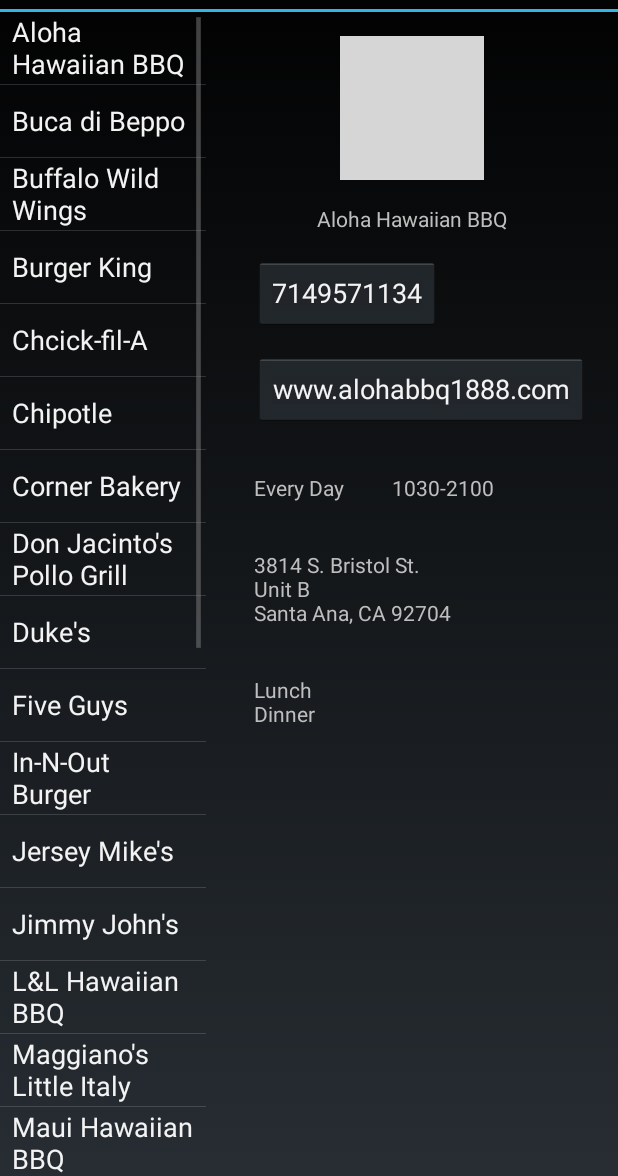
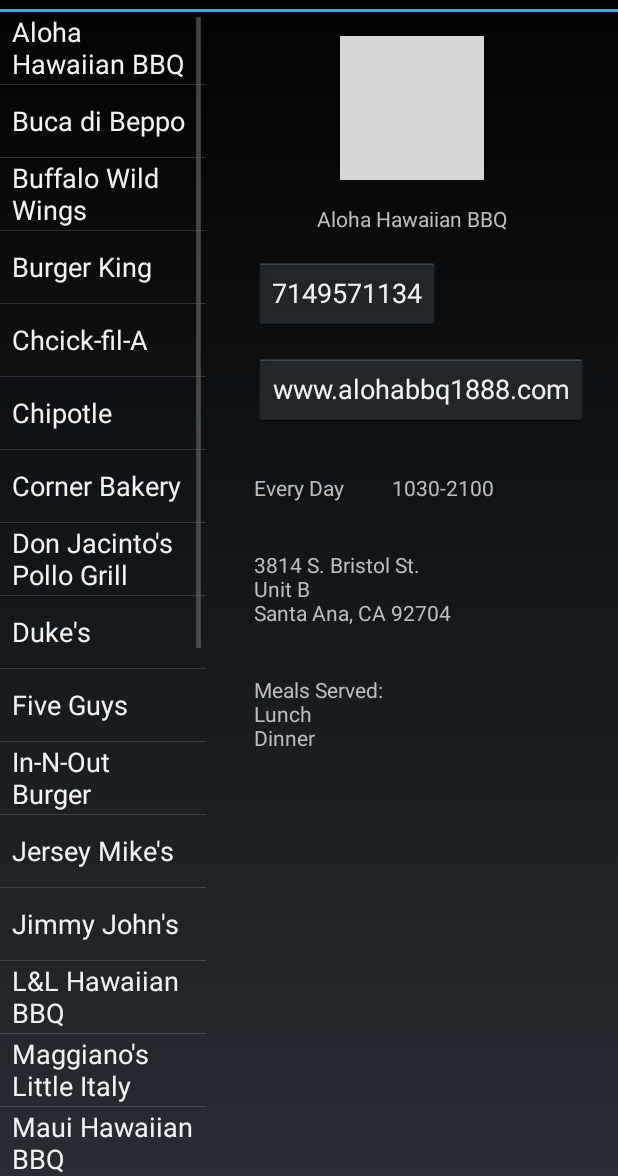
Before and after one commit to Asce21/WhereToEat_Android, an Android app: the RestaurantListActivity screen opened directly, with no data from a screen before it, after a tap on "Aloha Hawaiian BBQ", on a phone screen of 412 x 824 dp, the part 60-1236 px from its top. Run offline under Robolectric (Android 15) with nearby library versions, the phone set to English and light mode, and no system bars; grey boxes are pictures that could not be loaded.

Commit message:
changes_2021-01-22_p2
RestaurantListActivity
o added a title for the layout object mealsServed
--- It is in the string mealsS

```diff
--- a/Where_to_Eat/app/src/main/java/com/example/wheretoeat/RestaurantListActivity.java
+++ b/Where_to_Eat/app/src/main/java/com/example/wheretoeat/RestaurantListActivity.java
@@ -100,14 +100,15 @@ public class RestaurantListActivity extends FragmentActivity implements Restaura
                 startActivity(intent3);
             }//End of method onClick
         });//End of btnURL.setOnClickListener
+
+
     }//End of method onCreate
 
-
-/*
     @Override
     protected void onStart() {
         super.onStart();
 
+        /*
         //SQLiteDatabase wteDatabase = openOrCreateDatabase("wte_database", MODE_PRIVATE, null);
         orientation = getResources().getConfiguration().orientation;
         manager = new FragmentActivity().getSupportFragmentManager();
@@ -117,8 +118,8 @@ public class RestaurantListActivity extends FragmentActivity implements Restaura
                     .hide(Objects.requireNonNull(manager.findFragmentById(R.id.details_fragment)))
                     .commit();
         }//End of if statement to hide the details fragment
+         */
     }//End of method onStart
- */
 
     @Override
     public void onItemSelected(int index) {
@@ -159,9 +160,23 @@ public class RestaurantListActivity extends FragmentActivity implements Restaura
 
         fullAddress = allRestaurants.get(index).getAddressOne() + '\n' + (!allRestaurants.get(index).getAddressTwo().isEmpty() ? allRestaurants.get(index).getAddressTwo() + '\n': "") +
                 allRestaurants.get(index).getCity() + ", " + allRestaurants.get(index).getState() + ' ' + allRestaurants.get(index).getZip();
-        mealsS = (allRestaurants.get(index).getBreakfast().equals("T") ? "Breakfast\n" : "") + (allRestaurants.get(index).getLunch().equals("T") ? "Lunch\n" : "") +
+
+        mealsS = "Meals Served:\n";
+        mealsS += (allRestaurants.get(index).getBreakfast().equals("T") ? "Breakfast\n" : "") + (allRestaurants.get(index).getLunch().equals("T") ? "Lunch\n" : "") +
                 (allRestaurants.get(index).getDinner().equals("T") ? "Dinner\n" : "");
 
+        /*
+
+        mealsS = "";
+        if (allRestaurants.get(index).getBreakfast().equals("T"))
+            mealsS += "Breakfast\n";
+
+        if (allRestaurants.get(index).getLunch().equals("T"))
+            mealsS += "Lunch\n";
+
+        if (allRestaurants.get(index).getDinner().equals("T"))
+            mealsS += "Dinner";
+         */
         restaurantName.setText(allRestaurants.get(index).getName());
         daysOpen1.setText(allRestaurants.get(index).getDaysOne());
         hoursOpen1.setText(allRestaurants.get(index).getHoursOne());
```
Also changed, not shown: 1 other file.
